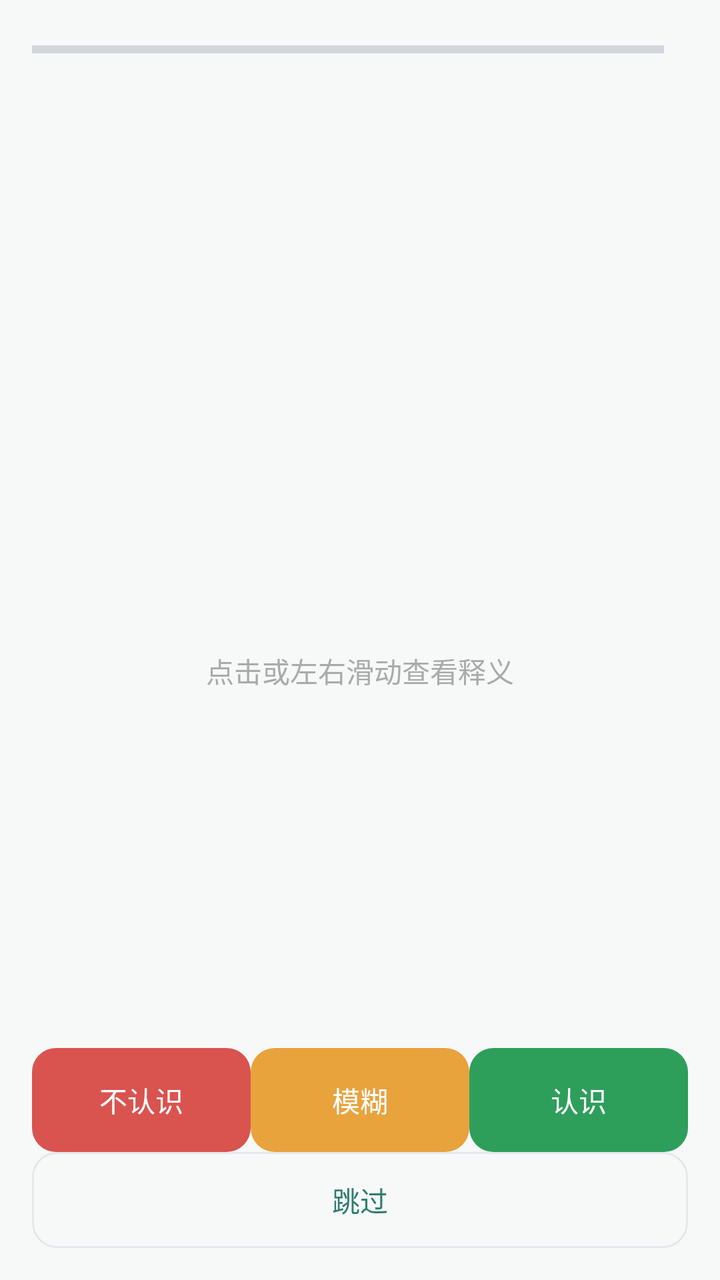
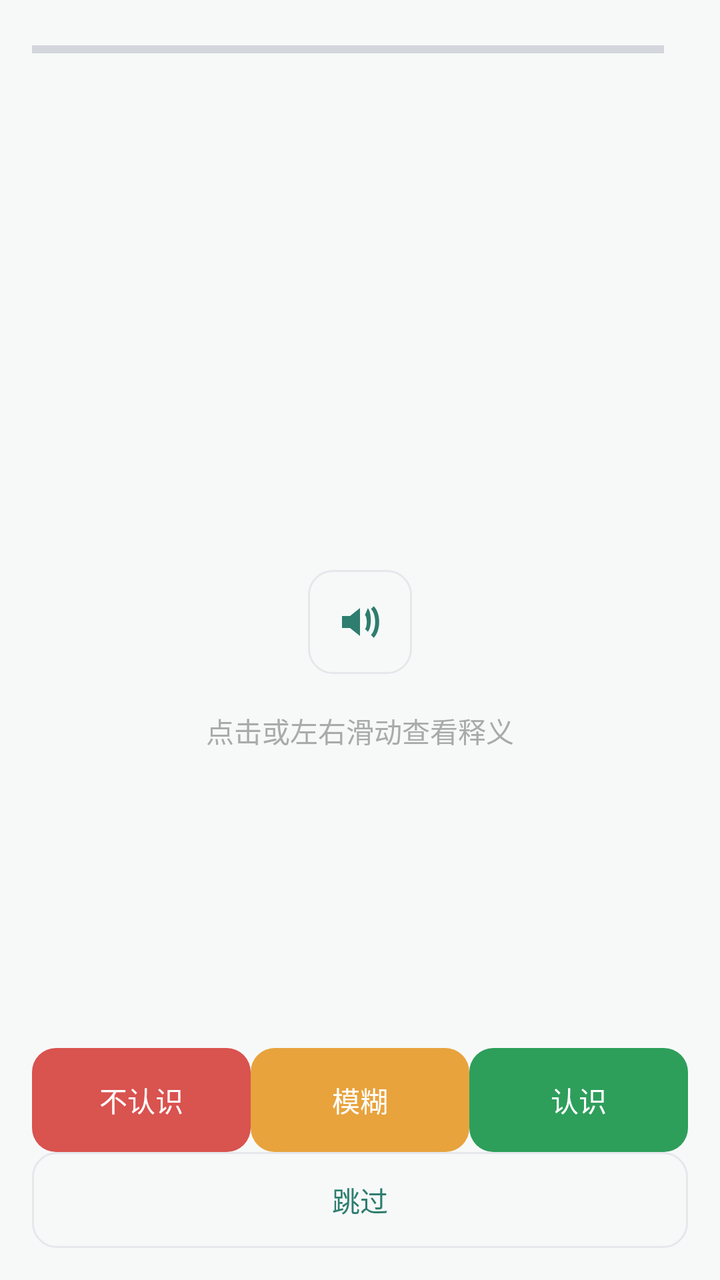

The first picture is an Android layout as it rendered before a commit; the second is the same layout after the commit. The layout source and the unified diff follow.
<!-- AndroidManifest.xml: application theme Theme.DanCiJiYi -->
<!-- res/layout/activity_review.xml -->
<?xml version="1.0" encoding="utf-8"?>
<LinearLayout xmlns:android="http://schemas.android.com/apk/res/android"
    android:layout_width="match_parent"
    android:layout_height="match_parent"
    android:orientation="vertical"
    android:padding="16dp">

    
    <LinearLayout
        android:layout_width="match_parent"
        android:layout_height="wrap_content"
        android:orientation="horizontal"
        android:gravity="center_vertical">

        <ProgressBar
            android:id="@+id/queueProgress"
            style="?android:attr/progressBarStyleHorizontal"
            android:layout_width="0dp"
            android:layout_height="8dp"
            android:layout_weight="1"
            android:max="100" />

        <TextView
            android:id="@+id/queueCount"
            android:layout_width="wrap_content"
            android:layout_height="wrap_content"
            android:layout_marginStart="12dp"
            android:textSize="13sp" />
    </LinearLayout>

    <TextView
        android:id="@+id/deferredNotice"
        android:layout_width="match_parent"
        android:layout_height="wrap_content"
        android:layout_marginTop="6dp"
        android:textSize="12sp"
        android:textColor="#E8A33D"
        android:visibility="gone" />

    <FrameLayout
        android:layout_width="match_parent"
        android:layout_height="0dp"
        android:layout_weight="1"
        android:layout_marginTop="8dp">

        
        <FrameLayout
            android:id="@+id/cardBox"
            android:layout_width="match_parent"
            android:layout_height="match_parent"
            android:background="?android:attr/selectableItemBackground"
            android:clickable="true"
            android:focusable="true">

            <LinearLayout
                android:id="@+id/cardFront"
                android:layout_width="match_parent"
                android:layout_height="match_parent"
                android:orientation="vertical"
                android:gravity="center"
                android:padding="16dp">

                <TextView
                    android:id="@+id/frontSpelling"
                    android:layout_width="wrap_content"
                    android:layout_height="wrap_content"
                    android:textSize="38sp"
                    android:textStyle="bold"
                    android:gravity="center" />

                <TextView
                    android:id="@+id/frontPhonetic"
                    android:layout_width="wrap_content"
                    android:layout_height="wrap_content"
                    android:layout_marginTop="6dp"
                    android:textSize="15sp"
                    android:textColor="#888888" />

                <TextView
                    android:layout_width="wrap_content"
                    android:layout_height="wrap_content"
                    android:layout_marginTop="28dp"
                    android:text="点击或左右滑动查看释义"
                    android:textSize="14sp"
                    android:textColor="#AAAAAA" />
            </LinearLayout>

            <LinearLayout
                android:id="@+id/cardBack"
                android:layout_width="match_parent"
                android:layout_height="match_parent"
                android:orientation="vertical"
                android:gravity="center"
                android:padding="24dp"
                android:visibility="gone">

                <TextView
                    android:id="@+id/backSpelling"
                    android:layout_width="wrap_content"
                    android:layout_height="wrap_content"
                    android:textSize="22sp"
                    android:textStyle="bold"
                    android:alpha="0.7" />

                <TextView
                    android:id="@+id/backMeaning"
                    android:layout_width="match_parent"
                    android:layout_height="wrap_content"
                    android:layout_marginTop="16dp"
                    android:textSize="22sp"
                    android:gravity="center" />

                <TextView
                    android:id="@+id/backExample"
                    android:layout_width="match_parent"
                    android:layout_height="wrap_content"
                    android:layout_marginTop="14dp"
                    android:textSize="15sp"
                    android:gravity="center"
                    android:textColor="#777777" />

                <TextView
                    android:id="@+id/backTranslation"
                    android:layout_width="match_parent"
                    android:layout_height="wrap_content"
                    android:layout_marginTop="4dp"
                    android:textSize="14sp"
                    android:gravity="center"
                    android:textColor="#999999" />
            </LinearLayout>
        </FrameLayout>

        
        <LinearLayout
            android:id="@+id/stateBox"
            android:layout_width="match_parent"
            android:layout_height="match_parent"
            android:orientation="vertical"
            android:gravity="center"
            android:padding="24dp"
            android:visibility="gone">

            <TextView
                android:id="@+id/stateText"
                android:layout_width="wrap_content"
                android:layout_height="wrap_content"
                android:textSize="16sp"
                android:gravity="center" />

            <Button
                android:id="@+id/stateAction"
                android:layout_width="wrap_content"
                android:layout_height="wrap_content"
                android:layout_marginTop="12dp"
                android:visibility="gone" />
        </LinearLayout>

        
        <LinearLayout
            android:id="@+id/finishedBox"
            android:layout_width="match_parent"
            android:layout_height="match_parent"
            android:orientation="vertical"
            android:gravity="center"
            android:padding="20dp"
            android:visibility="gone">

            <TextView
                android:layout_width="wrap_content"
                android:layout_height="wrap_content"
                android:text="今日复习完成"
                android:textSize="22sp"
                android:textStyle="bold" />

            <TextView
                android:id="@+id/finishedStats"
                android:layout_width="match_parent"
                android:layout_height="wrap_content"
                android:layout_marginTop="18dp"
                android:gravity="center"
                android:textSize="15sp"
                android:lineSpacingExtra="4dp" />

            <TextView
                android:id="@+id/finishedDistribution"
                android:layout_width="match_parent"
                android:layout_height="wrap_content"
                android:layout_marginTop="14dp"
                android:gravity="center"
                android:textSize="14sp"
                android:textColor="#666666"
                android:lineSpacingExtra="4dp" />

            <Button
                android:id="@+id/finishedBack"
                android:layout_width="wrap_content"
                android:layout_height="wrap_content"
                android:layout_marginTop="22dp"
                android:text="返回主页" />
        </LinearLayout>
    </FrameLayout>

    
    <LinearLayout
        android:id="@+id/qualityRow"
        android:layout_width="match_parent"
        android:layout_height="wrap_content"
        android:orientation="horizontal">

        <Button
            android:id="@+id/btnForgot"
            style="@style/Widget.App.Button.Primary"
            android:layout_width="0dp"
            android:layout_height="@dimen/button_height"
            android:layout_weight="1"
            android:background="@drawable/bg_button_forgot"
            android:text="不认识" />

        <Button
            android:id="@+id/btnVague"
            style="@style/Widget.App.Button.Primary"
            android:layout_width="0dp"
            android:layout_height="@dimen/button_height"
            android:layout_weight="1"
            android:background="@drawable/bg_button_vague"
            android:text="模糊" />

        <Button
            android:id="@+id/btnRecalled"
            style="@style/Widget.App.Button.Primary"
            android:layout_width="0dp"
            android:layout_height="@dimen/button_height"
            android:layout_weight="1"
            android:background="@drawable/bg_button_recalled"
            android:text="认识" />
    </LinearLayout>

    <Button
        android:id="@+id/skipButton"
        style="@style/Widget.App.Button.Secondary"
        android:layout_width="match_parent"
        android:layout_height="wrap_content"
        android:text="跳过" />
</LinearLayout>
<!-- resources referenced by this layout -->
<resources>
  <dimen name="button_height">52dp</dimen>
  <!-- drawable bg_button_forgot (drawable) -->
  <?xml version="1.0" encoding="utf-8"?>
  <ripple xmlns:android="http://schemas.android.com/apk/res/android"
      android:color="@color/ripple_light">
      <item>
          <shape android:shape="rectangle">
              <solid android:color="@color/quality_forgot" />
              <corners android:radius="@dimen/radius_m" />
          </shape>
      </item>
  </ripple>
  <!-- drawable bg_button_recalled (drawable) -->
  <?xml version="1.0" encoding="utf-8"?>
  <ripple xmlns:android="http://schemas.android.com/apk/res/android"
      android:color="@color/ripple_light">
      <item>
          <shape android:shape="rectangle">
              <solid android:color="@color/quality_recalled" />
              <corners android:radius="@dimen/radius_m" />
          </shape>
      </item>
  </ripple>
  <!-- drawable bg_button_vague (drawable) -->
  <?xml version="1.0" encoding="utf-8"?>
  <ripple xmlns:android="http://schemas.android.com/apk/res/android"
      android:color="@color/ripple_light">
      <item>
          <shape android:shape="rectangle">
              <solid android:color="@color/quality_vague" />
              <corners android:radius="@dimen/radius_m" />
          </shape>
      </item>
  </ripple>
  <style name="Widget.App.Button.Secondary" parent="@android:style/Widget.Material.Button.Borderless">
          <item name="android:background">@drawable/bg_button_secondary</item>
          <item name="android:textColor">@color/brand_primary</item>
          <item name="android:textSize">@dimen/text_body</item>
          <item name="android:minHeight">@dimen/touch_min</item>
          <item name="android:textAllCaps">false</item>
          <item name="android:stateListAnimator">@null</item>
      </style>
  <color name="ripple_light">#33000000</color>
  <color name="quality_forgot">#FFD9534F</color>
  <dimen name="radius_m">12dp</dimen>
  <color name="quality_recalled">#FF2E9E5B</color>
  <color name="quality_vague">#FFE8A33D</color>
  <!-- drawable bg_button_primary (drawable) -->
  <?xml version="1.0" encoding="utf-8"?>
  <ripple xmlns:android="http://schemas.android.com/apk/res/android"
      android:color="@color/ripple_light">
      <item>
          <shape android:shape="rectangle">
              <solid android:color="@color/brand_primary" />
              <corners android:radius="@dimen/radius_m" />
          </shape>
      </item>
  </ripple>
  <dimen name="text_body">14sp</dimen>
  <dimen name="space_m">12dp</dimen>
  <color name="brand_primary">#FF2E7D6E</color>
  <dimen name="touch_min">48dp</dimen>
  <color name="brand_primary_dark">#FF1F5F54</color>
  <color name="accent_blue">#FF3B82F6</color>
  <color name="surface_alt">#FFF7F9F9</color>
  <color name="text_primary">#FF1F2937</color>
  <color name="text_secondary">#FF6B7280</color>
  <color name="text_tertiary">#FF9CA3AF</color>
  <style name="Animation.DanCiJiYi" parent="@android:style/Animation.Activity">
          <item name="android:activityOpenEnterAnimation">@android:anim/fade_in</item>
          <item name="android:activityOpenExitAnimation">@android:anim/fade_out</item>
          <item name="android:activityCloseEnterAnimation">@android:anim/fade_in</item>
          <item name="android:activityCloseExitAnimation">@android:anim/fade_out</item>
      </style>
  <color name="divider">#FFE5E7EB</color>
  <!-- unchanged entries left out for length: 3 -->
</resources>

<!-- the commit's change to res/layout/activity_review.xml (unified diff, before → after) -->
@@ -76,10 +76,21 @@
                     android:textSize="15sp"
                     android:textColor="#888888" />
 
-                <TextView
-                    android:layout_width="wrap_content"
-                    android:layout_height="wrap_content"
-                    android:layout_marginTop="28dp"
+                
+                <ImageButton
+                    android:id="@+id/btnSpeakReview"
+                    android:layout_width="52dp"
+                    android:layout_height="52dp"
+                    android:layout_marginTop="18dp"
+                    android:background="@drawable/bg_button_secondary"
+                    android:contentDescription="朗读这个单词"
+                    android:padding="12dp"
+                    android:src="@drawable/ic_speaker" />
+
+                <TextView
+                    android:layout_width="wrap_content"
+                    android:layout_height="wrap_content"
+                    android:layout_marginTop="18dp"
                     android:text="点击或左右滑动查看释义"
                     android:textSize="14sp"
                     android:textColor="#AAAAAA" />
<!-- resource entries referenced after the edit -->
@@ -34,6 +34,25 @@
           </shape>
       </item>
   </ripple>
+  <!-- drawable ic_speaker (drawable) -->
+  <?xml version="1.0" encoding="utf-8"?>
+  <vector xmlns:android="http://schemas.android.com/apk/res/android"
+      android:width="24dp"
+      android:height="24dp"
+      android:viewportWidth="24"
+      android:viewportHeight="24">
+      
+      <path
+          android:fillColor="#FF2E7D6E"
+          android:pathData="M3,9v6h4l5,4V5L7,9H3z" />
+      
+      <path
+          android:fillColor="#FF2E7D6E"
+          android:pathData="M14.5,8.5c1.2,1.2 1.2,5.8 0,7l1.4,1.4c2,-2 2,-9.8 0,-11.8z" />
+      <path
+          android:fillColor="#FF2E7D6E"
+          android:pathData="M17.5,5.5c2.8,2.8 2.8,10.2 0,13l1.4,1.4c3.6,-3.6 3.6,-12.2 0,-15.8z" />
+  </vector>
   <style name="Widget.App.Button.Secondary" parent="@android:style/Widget.Material.Button.Borderless">
           <item name="android:background">@drawable/bg_button_secondary</item>
           <item name="android:textColor">@color/brand_primary</item>
